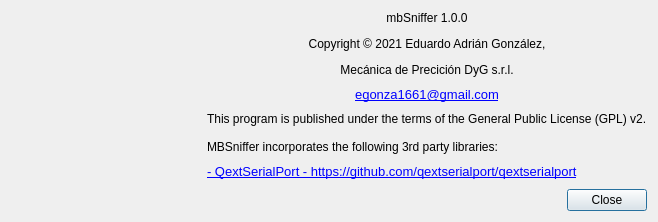
egonza1661/mbSniffer, file mbSniffer/aboutdialog.ui: the form before one commit.
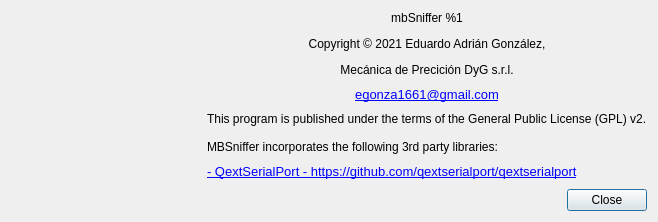
The form after the commit. Icons and pictures are not drawn.

What changed in the file:
```diff
--- a/mbSniffer/aboutdialog.ui
+++ b/mbSniffer/aboutdialog.ui
@@ -73,7 +73,7 @@
        <item>
         <widget class="QLabel" name="label_3">
          <property name="text">
-          <string>&lt;html&gt;&lt;head/&gt;&lt;body&gt;&lt;p&gt;mbSniffer 1.0.0&lt;/p&gt;&lt;p&gt;Copyright © 2021 Eduardo Adrián González,&lt;/p&gt;&lt;p&gt;Mecánica de Precición DyG s.r.l.&lt;/p&gt;&lt;/body&gt;&lt;/html&gt;</string>
+          <string>&lt;html&gt;&lt;head/&gt;&lt;body&gt;&lt;p&gt;mbSniffer %1&lt;/p&gt;&lt;p&gt;Copyright © 2021 Eduardo Adrián González,&lt;/p&gt;&lt;p&gt;Mecánica de Precición DyG s.r.l.&lt;/p&gt;&lt;/body&gt;&lt;/html&gt;</string>
          </property>
          <property name="alignment">
           <set>Qt::AlignCenter</set>
```
Left out of the diff: 4 changed lines with no effect on the pictures.
